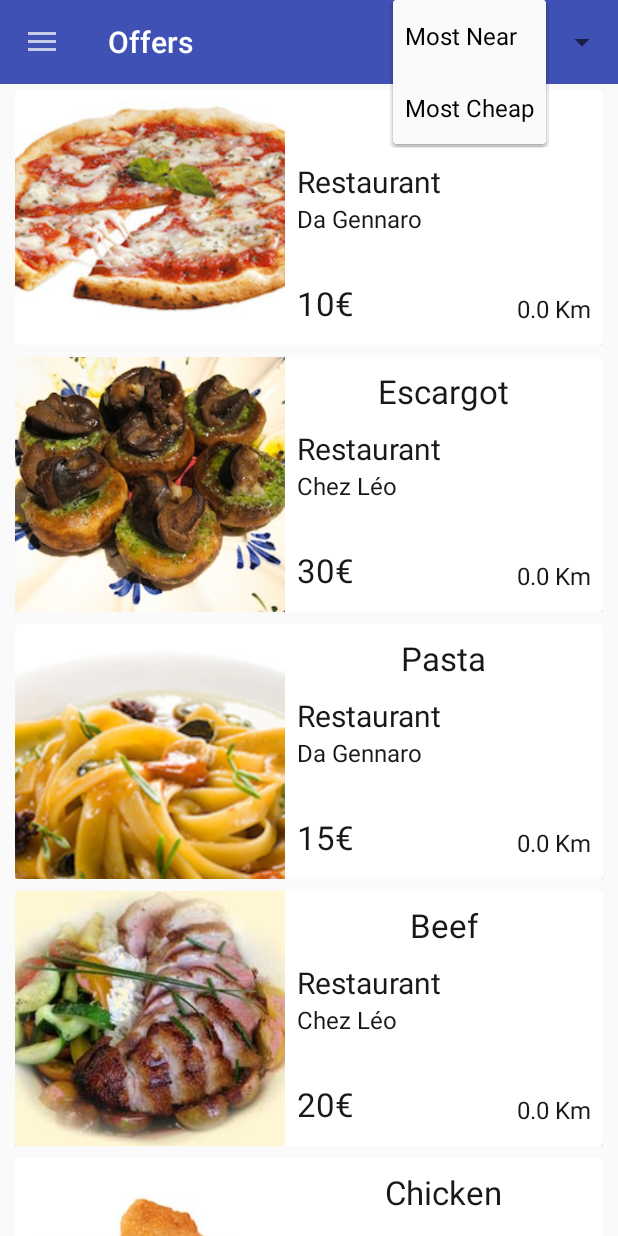
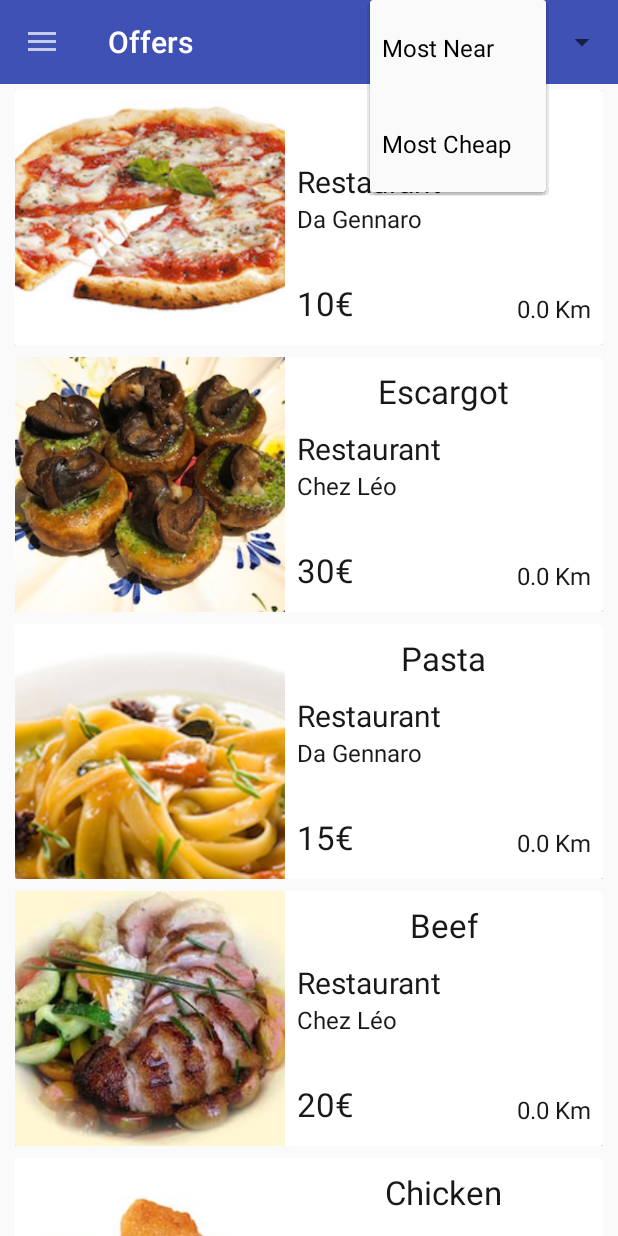
Before and after one commit to pmgrp/Lab3, an Android app: the ActivityMain screen opened directly, with no data from a screen before it, after a tap on "Most Near", on a phone screen of 412 x 824 dp. Run offline under Robolectric (Android 15) with nearby library versions, the phone set to English and light mode, and no system bars; 4 statements that could not run were skipped.

Commit message:
some fix to spinner
some fix to spinner

```diff
--- a/app/src/main/java/com/sorbellini/s214631/lab3/ActivityMain.java
+++ b/app/src/main/java/com/sorbellini/s214631/lab3/ActivityMain.java
@@ -96,6 +96,9 @@ public class ActivityMain extends AppCompatActivity implements
          * Spinner (the switch on the toolbar)
          */
         spinner = (Spinner) findViewById(R.id.spinner);
+        ArrayAdapter spinnerAdapter = ArrayAdapter.createFromResource(getApplicationContext(), R.array.spinner_options, R.layout.spinner_item);
+        spinnerAdapter.setDropDownViewResource(R.layout.spinner_dropdown_item);
+        spinner.setAdapter(spinnerAdapter);
         if (spinner != null) {
             spinner.setOnItemSelectedListener(new AdapterView.OnItemSelectedListener() {
                 @Override
--- a/app/src/main/res/layout/activity_main.xml
+++ b/app/src/main/res/layout/activity_main.xml
@@ -23,8 +23,8 @@
             android:layout_width="wrap_content"
             android:layout_height="?attr/actionBarSize"
             android:layout_alignParentRight="true"
-            android:layout_alignParentEnd="true"
-            android:entries="@array/spinner_options">
+            android:layout_alignParentEnd="true">
+            <!--android:entries="@array/spinner_options"-->
         </Spinner>
     </RelativeLayout>
     <android.support.v4.widget.DrawerLayout
--- /dev/null
+++ b/app/src/main/res/layout/spinner_dropdown_item.xml
@@ -0,0 +1,9 @@
+<?xml version="1.0" encoding="utf-8"?>
+<CheckedTextView xmlns:android="http://schemas.android.com/apk/res/android"
+    android:id="@android:id/text1"
+    style="?android:attr/spinnerDropDownItemStyle"
+    android:singleLine="true"
+    android:layout_width="match_parent"
+    android:layout_height="?android:attr/listPreferredItemHeight"
+    android:ellipsize="marquee"
+    android:textColor="#000000"/>
--- /dev/null
+++ b/app/src/main/res/layout/spinner_item.xml
@@ -0,0 +1,10 @@
+<?xml version="1.0" encoding="utf-8"?>
+<TextView xmlns:android="http://schemas.android.com/apk/res/android"
+    android:id="@android:id/text1"
+    android:layout_width="wrap_content"
+    android:layout_height="wrap_content"
+    android:paddingLeft="16dp"
+    android:paddingRight="4dp"
+    android:textColor="#ffffffff"
+    android:textSize="18dp"
+    android:textStyle="bold"/>
```
